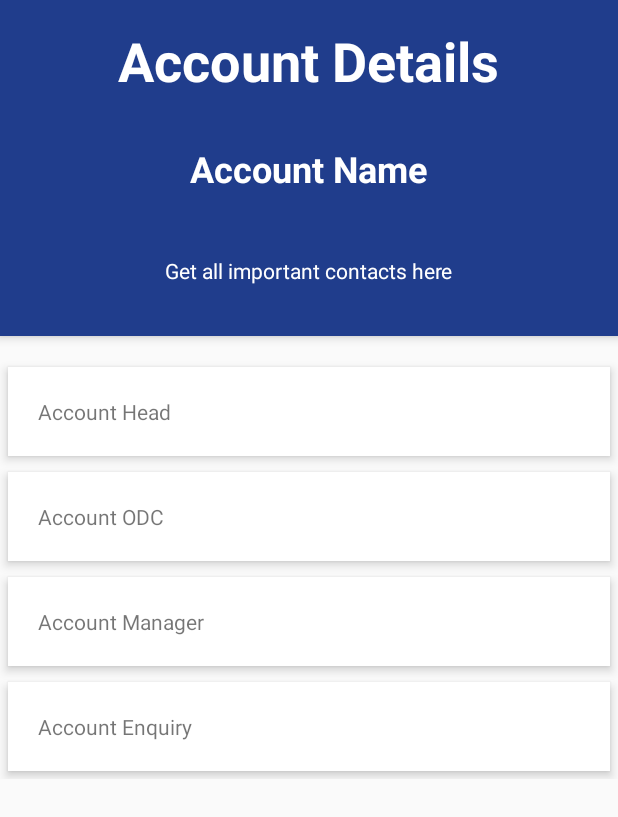
After one commit to piyushrj100/G4Project, an Android app: the AccDetails screen opened directly, with no data from a screen before it, on a phone screen of 412 x 824 dp. The commit adds this screen. Shown: the top 817 px of the screen. Run offline under Robolectric (Android 15) with nearby library versions, the light colour scheme and no system bars; our stand-ins replace Volley; network calls fail.

Commit message:
Accounts details

```diff
--- a/app/src/main/AndroidManifest.xml
+++ b/app/src/main/AndroidManifest.xml
@@ -45,7 +45,10 @@
         <activity android:name=".Accounts"
             android:label="Accounts"
             android:theme="@style/AppTheme.NoActionBar">
-
+        </activity>
+        <activity android:name=".AccDetails"
+            android:theme="@style/AppTheme.NoActionBar"
+            android:label="AccDetails">
         </activity>
         <activity android:name=".ViewPagerActivity.TabWithIconActivity"
             android:label="@string/title_dos_donts"/>
--- /dev/null
+++ b/app/src/main/java/g4eis/ontern/g4project/AccDetails.java
@@ -0,0 +1,100 @@
+package g4eis.ontern.g4project;
+
+import android.content.Context;
+import android.content.Intent;
+import android.content.SharedPreferences;
+import android.os.Bundle;
+import android.support.v7.app.AppCompatActivity;
+import android.support.v7.widget.Toolbar;
+import android.widget.TextView;
+import android.widget.Toast;
+
+import com.android.volley.Request;
+import com.android.volley.RequestQueue;
+import com.android.volley.Response;
+import com.android.volley.VolleyError;
+import com.android.volley.toolbox.StringRequest;
+import com.android.volley.toolbox.Volley;
+import com.famoussoft.libs.JSON.JSONObject;
+
+import java.util.HashMap;
+import java.util.Map;
+
+/**
+ * Created by peekay on 8/8/17.
+ */
+
+public class AccDetails extends AppCompatActivity {
+
+    TextView acc_name,accHead,accOdc,accMgr;
+
+    SharedPreferences sharedpreferences;
+    public static final String MyPREFERENCES = "MyPrefs";
+    private String oauth;
+    @Override
+    protected void onCreate(Bundle savedInstanceState) {
+        super.onCreate(savedInstanceState);
+        setContentView(R.layout.acc_details);
+
+        acc_name = (TextView) findViewById(R.id.acc_name);
+        accHead = (TextView) findViewById(R.id.accHead);
+        acc_name = (TextView) findViewById(R.id.acc_name);
+        acc_name = (TextView) findViewById(R.id.acc_name);
+
+        sharedpreferences = getSharedPreferences(MyPREFERENCES, Context.MODE_PRIVATE);
+        oauth = sharedpreferences.getString("oauth","null");
+
+        Intent chatIntent=getIntent();
+        String id=chatIntent.getStringExtra("id");
+
+        getData(oauth,id);
+
+    }
+
+    private void getData(final String oaut, final String acc_id){
+
+        RequestQueue queue = Volley.newRequestQueue(AccDetails.this);  // this = context
+        String url = "http://tcsapp.quicfind.com/accounts/get";
+        StringRequest postRequest = new StringRequest(Request.Method.POST, url,
+                new Response.Listener<String>()
+                {
+                    @Override
+                    public void onResponse(String response) {
+                        try {
+                            JSONObject jobj = new JSONObject(response);
+                            JSONObject data=jobj.getJSONObject("data");
+                            if(!data.equals(""))
+                            {
+                                acc_name.setText(data.getString("name"));
+                                //Toast.makeText(Splashscreen.this, "print"+oauth2, Toast.LENGTH_LONG).show();
+                            }
+                            else{
+
+                            }
+                        }catch (Exception e){
+                            System.out.println(e.getMessage().toString());
+                        }
+                    }
+                },
+                new Response.ErrorListener()
+                {
+                    @Override
+                    public void onErrorResponse(VolleyError error) {
+
+                        Toast.makeText(AccDetails.this, "volley error: "+error.getMessage(), Toast.LENGTH_LONG).show();
+                    }
+                }
+        ) {
+            @Override
+            protected Map<String, String> getParams()
+            {
+                //params to login url
+                Map<String, String>  params = new HashMap<String, String>();
+                params.put("access_token",oaut );
+                params.put("aid",acc_id);
+                return params;
+            }
+        };
+        queue.add(postRequest);
+    }
+}
--- /dev/null
+++ b/app/src/main/res/layout/acc_details.xml
@@ -0,0 +1,111 @@
+<?xml version="1.0" encoding="utf-8"?>
+<ScrollView xmlns:android="http://schemas.android.com/apk/res/android"
+    android:layout_width="match_parent"
+    android:layout_height="match_parent">
+
+    <RelativeLayout
+        android:layout_width="match_parent"
+        android:layout_height="match_parent">
+
+
+        <RelativeLayout
+            android:id="@+id/profile_layout"
+            android:layout_width="match_parent"
+            android:layout_height="wrap_content"
+            android:layout_below="@+id/header_cover_image"
+            android:background="#203d8c"
+            android:elevation="4dp"
+            android:paddingBottom="34dp">
+
+            <TextView
+                android:id="@+id/accview"
+                android:layout_width="wrap_content"
+                android:layout_height="wrap_content"
+                android:layout_centerHorizontal="true"
+                android:layout_marginTop="16dp"
+                android:text="Account Details"
+                android:textColor="#fff"
+                android:textSize="36sp"
+                android:textStyle="bold" />
+            <TextView
+                android:id="@+id/acc_name"
+                android:layout_width="wrap_content"
+                android:layout_height="wrap_content"
+                android:layout_centerHorizontal="true"
+                android:layout_marginTop="96dp"
+                android:textColor="#fff"
+                android:textSize="24sp"
+                android:text="Account Name"
+                android:textStyle="bold" />
+
+            <TextView
+                android:id="@+id/user_profile_short_bio"
+                android:layout_width="wrap_content"
+                android:layout_height="wrap_content"
+                android:layout_below="@+id/acc_name"
+                android:layout_centerHorizontal="true"
+                android:layout_marginTop="42dp"
+                android:text="Get all important contacts here"
+                android:textColor="#fff"
+                android:textSize="14sp" />
+        </RelativeLayout>
+
+
+        <LinearLayout
+            android:layout_width="fill_parent"
+            android:layout_height="wrap_content"
+            android:layout_below="@+id/profile_layout"
+            android:layout_marginTop="15dp"
+            android:orientation="vertical">
+
+            <TextView
+                android:id="@+id/accHead"
+                android:layout_width="fill_parent"
+                android:layout_height="wrap_content"
+                android:layout_margin="5dp"
+                android:background="#fff"
+                android:clickable="true"
+                android:elevation="4dp"
+                android:padding="20dp"
+                android:text="Account Head"/>
+
+            <TextView
+                android:id="@+id/accOdc"
+                android:layout_width="fill_parent"
+                android:layout_height="wrap_content"
+                android:layout_margin="5dp"
+                android:layout_marginBottom="3dp"
+                android:layout_marginTop="3dp"
+                android:background="#fff"
+                android:clickable="true"
+                android:elevation="4dp"
+                android:padding="20dp"
+                android:text="Account ODC"/>
+
+            <TextView
+                android:id="@+id/accMgr"
+                android:layout_width="fill_parent"
+                android:layout_height="wrap_content"
+                android:layout_margin="5dp"
+                android:background="#fff"
+                android:clickable="true"
+                android:elevation="4dp"
+                android:padding="20dp"
+                android:text="Account Manager"/>
+
+            <TextView
+                android:id="@+id/accRecp"
+                android:layout_width="fill_parent"
+                android:layout_height="wrap_content"
+                android:layout_margin="5dp"
+                android:layout_marginBottom="3dp"
+                android:layout_marginTop="3dp"
+                android:background="#fff"
+                android:clickable="true"
+                android:elevation="4dp"
+                android:padding="20dp"
+                android:text="Account Enquiry"/>
+
+        </LinearLayout>
+    </RelativeLayout>
+</ScrollView>
```
Also changed, not shown: app/src/main/java/g4eis/ontern/g4project/Accounts.java (+24 -6 lines), app/src/main/java/g4eis/ontern/g4project/MainActivity.java (+3 -54 lines), app/src/main/java/g4eis/ontern/g4project/Splashscreen.java (+58 -4 lines).
